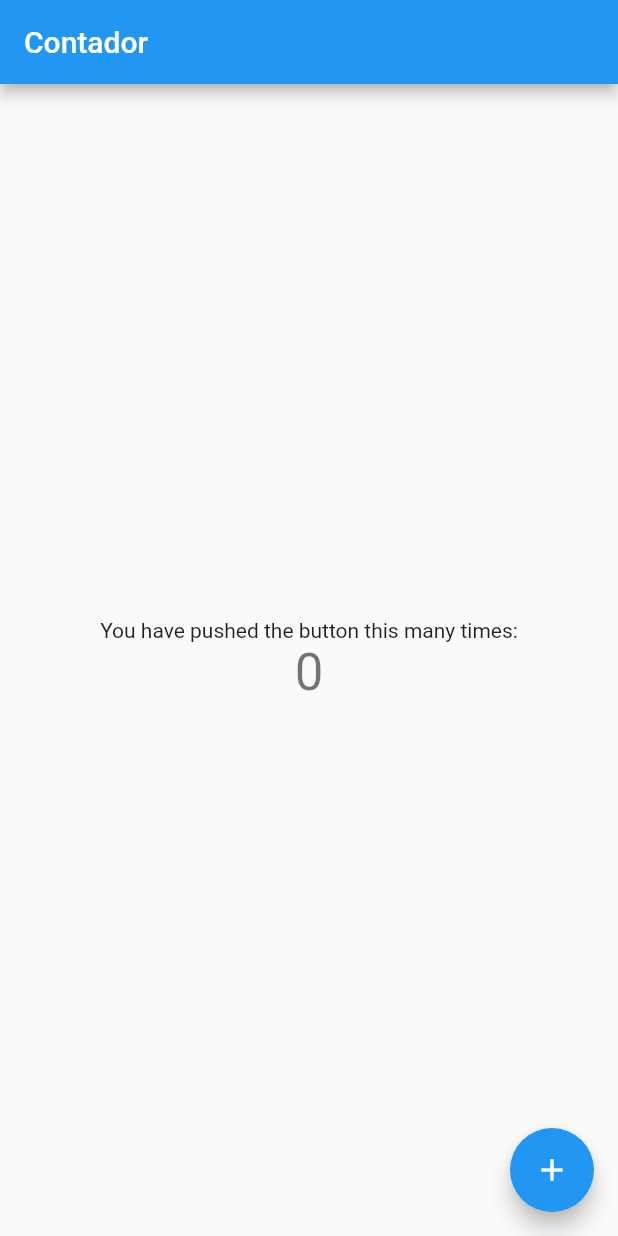
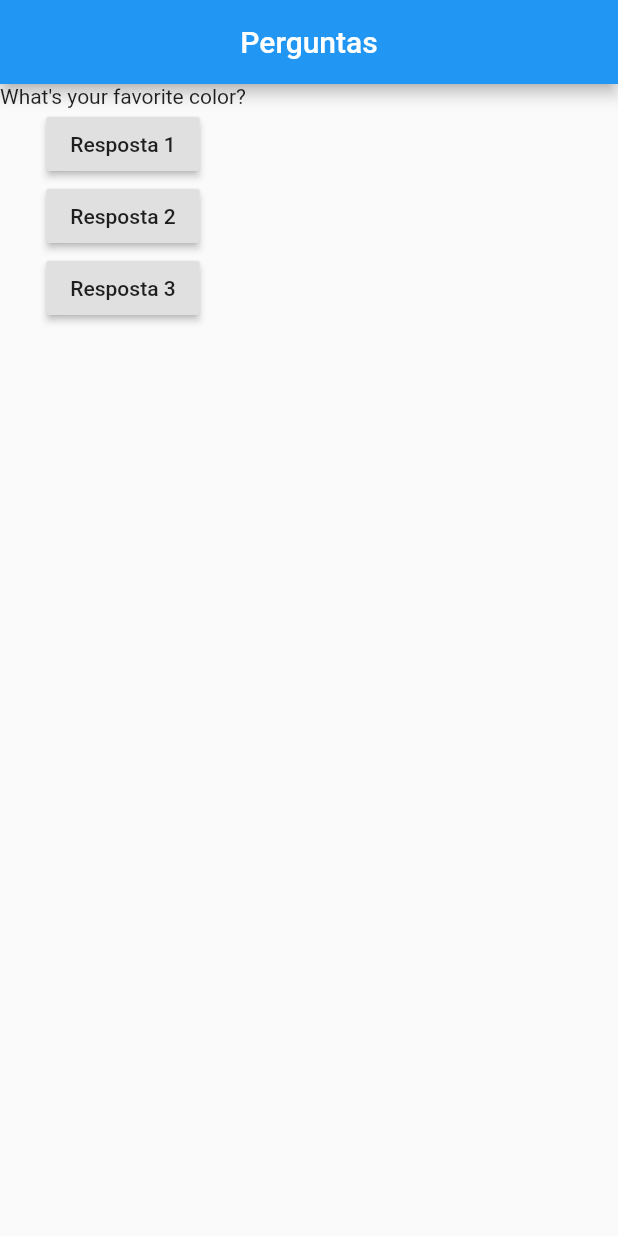
Before and after one commit to AdSoNaTuRaL/quiz-app-flutter, a Flutter app: the screen it shows after launch, on a phone screen of 412 x 824 dp. Run offline on Flutter 3.47's test engine with Material 2 defaults, Android fonts, the phone set to English and light mode, and no system bars.

```diff
--- a/lib/main.dart
+++ b/lib/main.dart
@@ -1,65 +1,55 @@
 import 'package:flutter/material.dart';
 
-void main() {
-  runApp(MyApp());
-}
+void main() => runApp(QuizApp());
 
-class MyApp extends StatelessWidget {
-  @override
-  Widget build(BuildContext context) {
-    return MaterialApp(
-      title: 'Flutter Demo',
-      theme: ThemeData(
-        primarySwatch: Colors.blue,
-        visualDensity: VisualDensity.adaptivePlatformDensity,
-      ),
-      home: MyHomePage(title: 'Contador'),
-    );
-  }
-}
+class QuizAppState extends State<QuizApp> {
+  int perguntaSelecionada = 0;
 
-class MyHomePage extends StatefulWidget {
-  MyHomePage({Key key, this.title}) : super(key: key);
-  final String title;
-
-  @override
-  _MyHomePageState createState() => _MyHomePageState();
-}
-
-class _MyHomePageState extends State<MyHomePage> {
-  int _counter = 0;
-
-  void _incrementCounter() {
-    setState(() {
-      _counter++;
+  void pergunta() {
+    setState(() => {
+      perguntaSelecionada++
     });
+    print(perguntaSelecionada);
   }
 
   @override
   Widget build(BuildContext context) {
-    return Scaffold(
-      appBar: AppBar(
-        title: Text(widget.title),
-      ),
-      body: Center(
-        child: Column(
-          mainAxisAlignment: MainAxisAlignment.center,
-          children: <Widget>[
-            Text(
-              'You have pushed the button this many times:',
+    final List<String> perguntas = [
+      "What's your favorite color?",
+      "What's your favorite animal?",
+    ];
+
+    return MaterialApp(
+      home: Scaffold(
+        appBar: AppBar(
+          title: Text('Perguntas'),
+          centerTitle: true,
+        ),
+        body: Column(
+          children: [
+            Text(perguntas[perguntaSelecionada]),
+            RaisedButton(
+              child: Text('Resposta 1'),
+              onPressed: pergunta,
             ),
-            Text(
-              '$_counter',
-              style: Theme.of(context).textTheme.headline4,
+            RaisedButton(
+              child: Text('Resposta 2'),
+              onPressed: pergunta,
+            ),
+            RaisedButton(
+              child: Text('Resposta 3'),
+              onPressed: pergunta,
             ),
           ],
         ),
       ),
-      floatingActionButton: FloatingActionButton(
-        onPressed: _incrementCounter,
-        tooltip: 'Increment',
-        child: Icon(Icons.add),
-      ), // This trailing comma makes auto-formatting nicer for build methods.
     );
   }
 }
+class QuizApp extends StatefulWidget {
+  @override
+  QuizAppState createState() {
+    return QuizAppState();
+  }
+
+}
```
Also changed, not shown: 1 other file.
